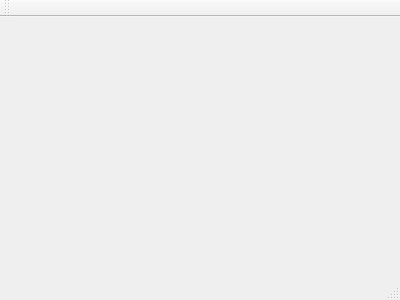
This is mainwindow.ui in skyfom/recognized_figure as Qt 5 draws it before an edit. The edited form follows.
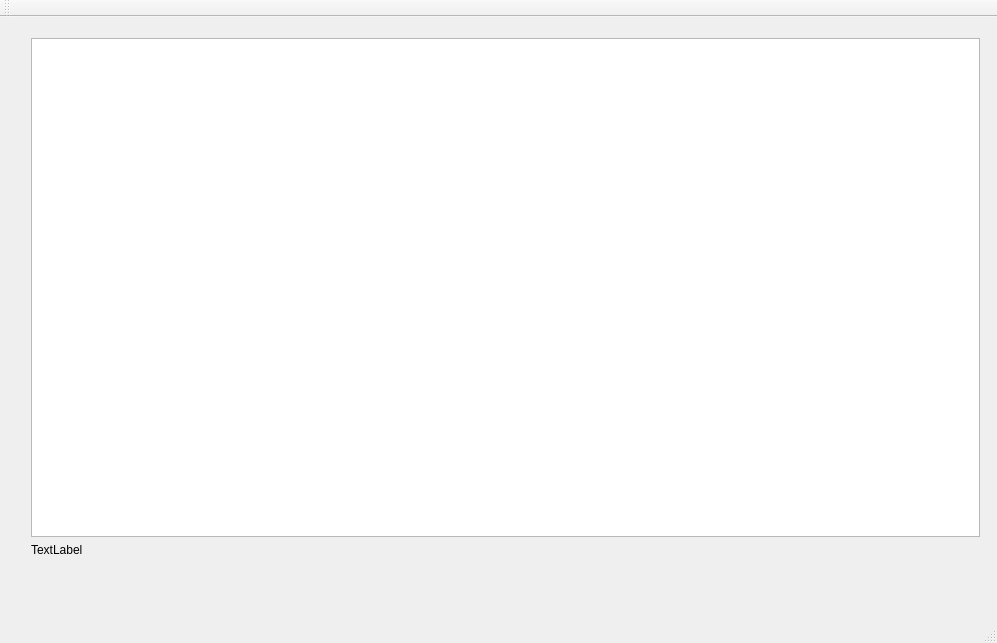
This is the edited form.

Diff of the .ui file:
```diff
--- a/mainwindow.ui
+++ b/mainwindow.ui
@@ -1,24 +1,62 @@
 <ui version="4.0">
  <class>MainWindow</class>
- <widget class="QMainWindow" name="MainWindow" >
-  <property name="geometry" >
+ <widget class="QMainWindow" name="MainWindow">
+  <property name="geometry">
    <rect>
     <x>0</x>
     <y>0</y>
-    <width>400</width>
-    <height>300</height>
+    <width>997</width>
+    <height>643</height>
    </rect>
   </property>
   <property name="windowTitle" >
    <string>MainWindow</string>
   </property>
-  <widget class="QMenuBar" name="menuBar" />
-  <widget class="QToolBar" name="mainToolBar" />
-  <widget class="QWidget" name="centralWidget" />
-  <widget class="QStatusBar" name="statusBar" />
+  <widget class="QWidget" name="centralWidget">
+   <widget class="QWidget" name="verticalLayoutWidget">
+    <property name="geometry">
+     <rect>
+      <x>20</x>
+      <y>10</y>
+      <width>971</width>
+      <height>541</height>
+     </rect>
+    </property>
+    <layout class="QVBoxLayout" name="verticalLayout">
+     <item>
+      <widget class="QGraphicsView" name="graphicsView"/>
+     </item>
+     <item>
+      <widget class="QLabel" name="isFigure">
+       <property name="text">
+        <string>TextLabel</string>
+       </property>
+      </widget>
+     </item>
+    </layout>
+   </widget>
+  </widget>
+  <widget class="QMenuBar" name="menuBar">
+   <property name="geometry">
+    <rect>
+     <x>0</x>
+     <y>0</y>
+     <width>997</width>
+     <height>27</height>
+    </rect>
+   </property>
+  </widget>
+  <widget class="QToolBar" name="mainToolBar">
+   <attribute name="toolBarArea">
+    <enum>TopToolBarArea</enum>
+   </attribute>
+   <attribute name="toolBarBreak">
+    <bool>false</bool>
+   </attribute>
+  </widget>
+  <widget class="QStatusBar" name="statusBar"/>
  </widget>
- <layoutDefault spacing="6" margin="11" />
- <pixmapfunction></pixmapfunction>
+ <layoutdefault spacing="6" margin="11"/>
  <resources/>
  <connections/>
 </ui>
```
Left out of the diff: 3 changed lines with no effect on the pictures.
